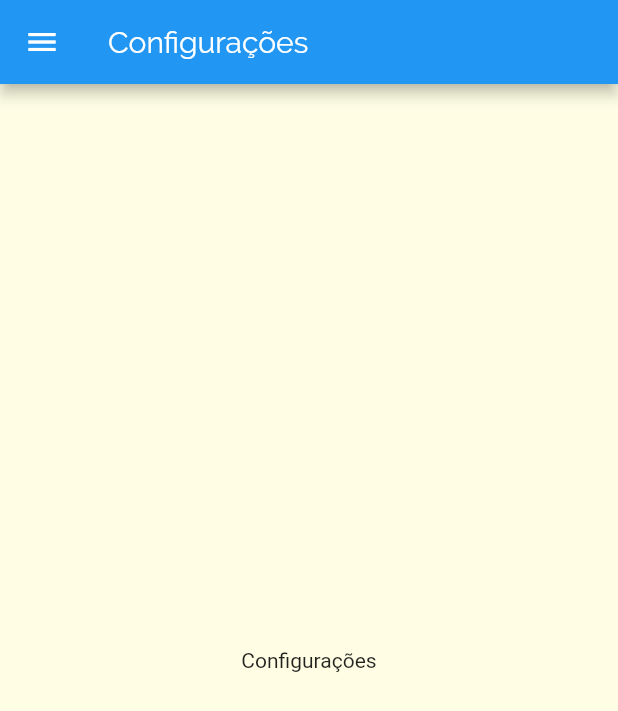
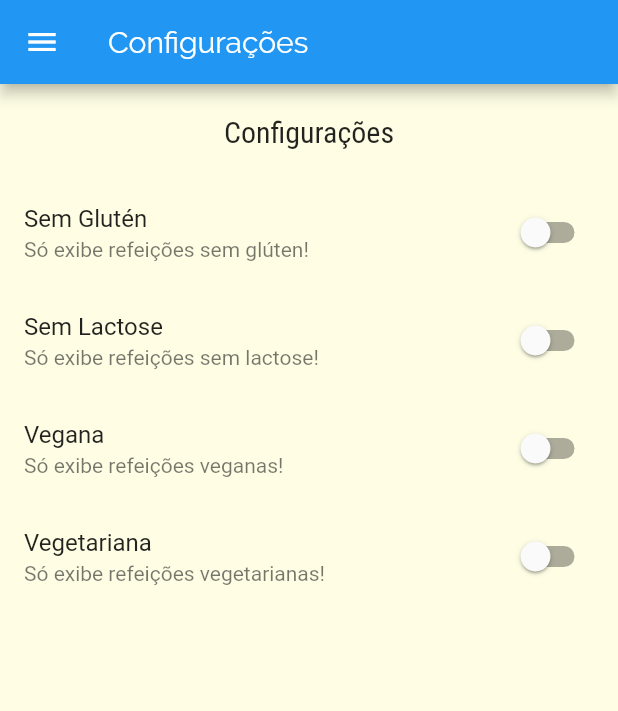
Before and after one commit to sergiohideki/appmeal, a Flutter app: the SettingsScreen screen opened by its route, on a phone screen of 412 x 824 dp. Shown: the top 711 px of the screen. Run offline on Flutter 3.47's test engine with Material 2 defaults, Android fonts, the phone set to English and light mode, and no system bars.

Commit message:
Tela de configurações colocando switch sem funcionalidade

```diff
--- /dev/null
+++ b/meals/lib/models/settings.dart
@@ -0,0 +1,13 @@
+class Settings {
+  bool isGlutenFree;
+  bool isLactoseFree;
+  bool isVegan;
+  bool isVegetarian;
+
+  Settings({
+    this.isGlutenFree = false,
+    this.isLactoseFree = false,
+    this.isVegan = false,
+    this.isVegetarian = false,
+  });
+}
--- a/meals/lib/screens/settings_screen.dart
+++ b/meals/lib/screens/settings_screen.dart
@@ -1,8 +1,30 @@
 import 'package:flutter/material.dart';
 
 import '../components/main_drawer.dart';
+import '../models/settings.dart';
 
-class SettingsScreen extends StatelessWidget {
+class SettingsScreen extends StatefulWidget {
+  @override
+  _SettingsScreenState createState() => _SettingsScreenState();
+}
+
+class _SettingsScreenState extends State<SettingsScreen> {
+  var settings = Settings();
+
+  Widget _createSwitch(
+    String title,
+    String subtitle,
+    bool value,
+    Function onChanged,
+  ) {
+    return SwitchListTile.adaptive(
+      title: Text(title),
+      value: value,
+      onChanged: onChanged,
+      subtitle: Text(subtitle),
+    );
+  }
+
   @override
   Widget build(BuildContext context) {
     return Scaffold(
@@ -10,8 +32,46 @@ class SettingsScreen extends StatelessWidget {
         title: Text('Configurações'),
       ),
       drawer: MainDrawer(),
-      body: Center(
-        child: Text('Configurações'),
+      body: Column(
+        children: <Widget>[
+          Container(
+            padding: EdgeInsets.all(20),
+            child: Text(
+              'Configurações',
+              style: Theme.of(context).textTheme.headline6,
+            ),
+          ),
+          Expanded(
+            child: ListView(
+              children: <Widget>[
+                _createSwitch(
+                  'Sem Glutén',
+                  'Só exibe refeições sem glúten!',
+                  settings.isGlutenFree,
+                  (value) => setState(() => settings.isGlutenFree = value),
+                ),
+                _createSwitch(
+                  'Sem Lactose',
+                  'Só exibe refeições sem lactose!',
+                  settings.isLactoseFree,
+                  (value) => setState(() => settings.isLactoseFree = value),
+                ),
+                _createSwitch(
+                  'Vegana',
+                  'Só exibe refeições veganas!',
+                  settings.isVegan,
+                  (value) => setState(() => settings.isVegan = value),
+                ),
+                _createSwitch(
+                  'Vegetariana',
+                  'Só exibe refeições vegetarianas!',
+                  settings.isVegetarian,
+                  (value) => setState(() => settings.isVegetarian = value),
+                ),
+              ],
+            ),
+          ),
+        ],
       ),
     );
   }
```
